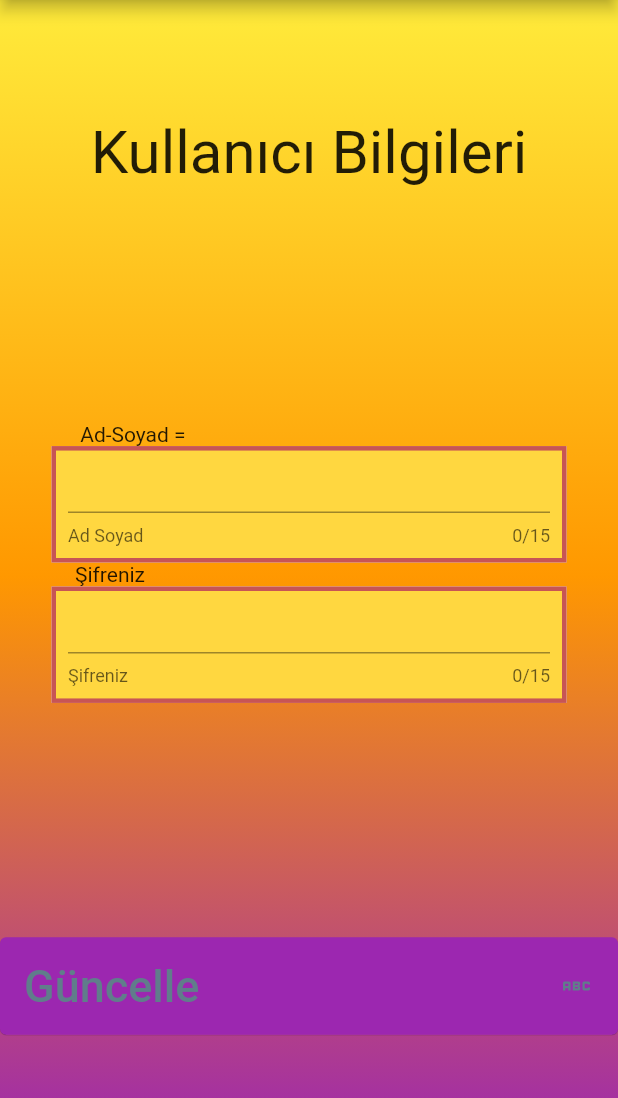
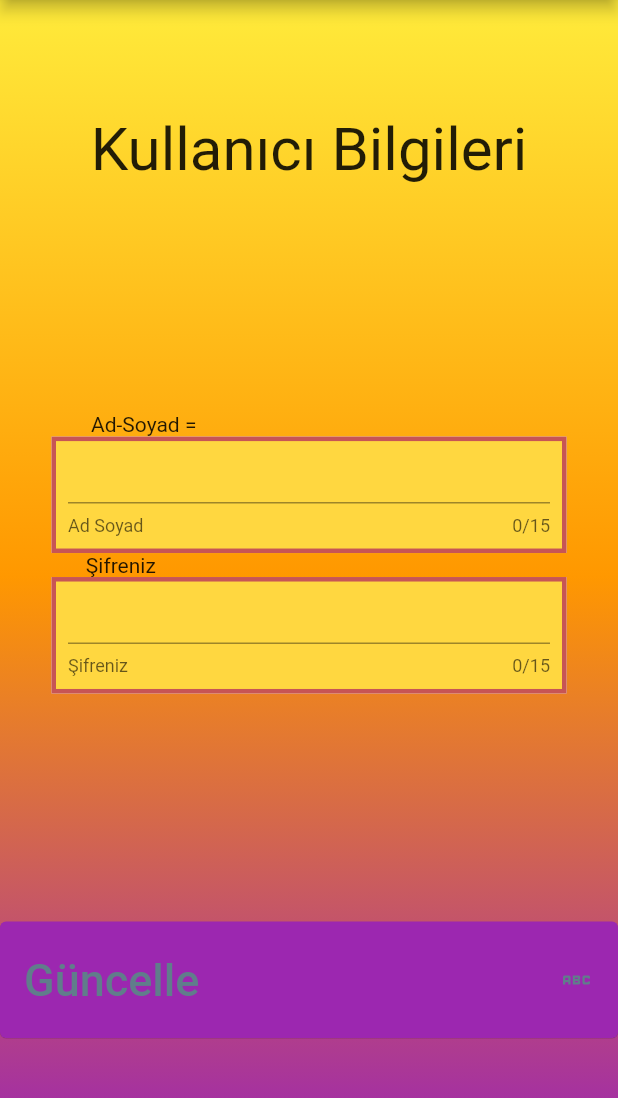
Before and after one commit to EskiDostum/3301456_203301078, a Flutter app: the Settings screen opened directly, after a tap on "Kişisel Bilgileri Güncelle", on a phone screen of 412 x 824 dp, the part 84-1182 px from its top. Run offline on Flutter 3.47's test engine with Material 2 defaults, Android fonts, the light colour scheme and no system bars; our stand-ins replace flutter_screenutil, get.

Commit message:
02.04.2022 14.19

```diff
--- a/lib/main.dart
+++ b/lib/main.dart
@@ -14,10 +14,9 @@
   runApp(MyApp());
 }
 
-// kodu çaldım
+// kodu çaldım hızlı başlangıç rehberi olarak kullanılması gerektiği yazıyor
 class MyApp extends StatelessWidget {
   const MyApp({Key? key}) : super(key: key);
-  //sdafasdf
 
   @override
   Widget build(BuildContext context) {
--- a/lib/pages/homepage.dart
+++ b/lib/pages/homepage.dart
@@ -1,4 +1,5 @@
 import 'package:flutter/material.dart';
+import 'package:flutter_screenutil/flutter_screenutil.dart';
 import 'package:get/get.dart';
 import 'package:mobilprogramlamaodev/widgets/constants.dart';
 import 'package:mobilprogramlamaodev/routes/apppages.dart';
@@ -63,8 +64,8 @@
                   mainAxisAlignment: MainAxisAlignment.end,
                   children: [
                     Container(
-                      width: 200,
-                      height: 100,
+                      width: 200.w,
+                      height: 100.h,
                       decoration: BoxDecoration(
                           color: Colors.white,
                           border:
--- a/lib/pages/person_update.dart
+++ b/lib/pages/person_update.dart
@@ -2,8 +2,8 @@
 import 'package:flutter/material.dart';
 import 'package:flutter_screenutil/flutter_screenutil.dart';
 import 'package:get/get.dart';
+import 'package:mobilprogramlamaodev/widgets/alertdialog.dart';
 import 'package:mobilprogramlamaodev/widgets/constants.dart';
-import 'package:mobilprogramlamaodev/models/insaninfo.dart';
 import 'package:mobilprogramlamaodev/pages/kayitol.dart';
 import 'package:mobilprogramlamaodev/routes/apppages.dart';
 import 'package:mobilprogramlamaodev/widgets/textformfieldbuild.dart';
@@ -11,7 +11,7 @@
 import '../widgets/drawerbuild.dart';
 
 class PersonUpdate extends StatefulWidget {
-  PersonUpdate({Key? key}) : super(key: key);
+  const PersonUpdate({Key? key}) : super(key: key);
   static TextEditingController nametext = TextEditingController();
   static TextEditingController passwordtext = TextEditingController();
   static String name = "";
@@ -45,9 +45,9 @@
                 Row(
                   children: [
                     Container(
-                      width: 50,
+                      width: 50.w,
                     ),
-                    Text(" Ad-Soyad = ${PersonUpdate.name} ")
+                    Text(" Ad-Soyad = ${KayitOlPage.nametext.text} ")
                   ],
                 ),
                 // textformfiedl kısmı gelecek
@@ -60,7 +60,7 @@
                 Row(
                   children: [
                     Container(
-                      width: 50,
+                      width: 50.w,
                     ),
                     const Text("Şifreniz")
                   ],
@@ -89,6 +89,7 @@
                   setState(() {
                     PersonUpdate.name = KayitOlPage.nametext.text.toString();
                     KayitOlPage.nametext.text = "";
+
                     Future.delayed(const Duration(seconds: 3), () {
                       Get.toNamed(Routes.HOME);
                     });
@@ -100,18 +101,3 @@
     );
   }
 }
-
-Widget alertDialoga() {
-  return AlertDialog(
-    title: Text("İşleminiz Gerçekleşmiştir"),
-    content: SizedBox(
-      height: 45.h,
-      child: Column(
-        children: [
-          Text("İsminiz ${PersonUpdate.name}"),
-          Text("Şifreniz : ${KayitOlPage.passwordtext.text}")
-        ],
-      ),
-    ),
-  );
-}
--- a/lib/pages/settings.dart
+++ b/lib/pages/settings.dart
@@ -22,7 +22,7 @@
           butonbuild(
               text: "Kişisel Bilgileri Güncelle",
               onPressed: () {
-                Get.to(PersonUpdate());
+                Get.to(const PersonUpdate());
               }),
           butonbuild(
               text: "Kart Bilgileri",
--- a/lib/widgets/butonbuild1.dart
+++ b/lib/widgets/butonbuild1.dart
@@ -1,4 +1,5 @@
 import 'package:flutter/material.dart';
+import 'package:flutter_screenutil/flutter_screenutil.dart';
 
 // DETAYLI BUTON TASARIMI
 // bu widget insanların bilgilerinde kullanılacak
@@ -16,7 +17,7 @@
       style: ElevatedButton.styleFrom(
           primary: buttonColor,
           elevation: valuelevation,
-          minimumSize: const Size(0, 65),
+          minimumSize: Size(0.w, 65.h),
           onPrimary: Colors.blueGrey),
       child: Row(
         children: [
--- a/lib/widgets/butonbuild2.dart
+++ b/lib/widgets/butonbuild2.dart
@@ -1,4 +1,5 @@
 import 'package:flutter/material.dart';
+import 'package:flutter_screenutil/flutter_screenutil.dart';
 
 // SADE BUTON TASARIMI
 // biraz daha sade buton tasarımı
@@ -14,8 +15,8 @@
     style: ElevatedButton.styleFrom(
         primary: const Color(0xFFFFAB40),
         elevation: 0,
-        maximumSize: const Size(250, 60),
-        minimumSize: const Size(0, 45),
+        maximumSize: Size(250.w, 60.h),
+        minimumSize: Size(0.w, 45.h),
         onPrimary: Colors.blueGrey),
     onPressed: () {
       onPressed();
--- a/lib/widgets/drawerbuild.dart
+++ b/lib/widgets/drawerbuild.dart
@@ -1,4 +1,5 @@
 import 'package:flutter/material.dart';
+import 'package:flutter_screenutil/flutter_screenutil.dart';
 import 'package:mobilprogramlamaodev/routes/apppages.dart';
 import 'butonbuild2.dart';
 import 'package:get/get.dart';
@@ -11,16 +12,16 @@
 // Drawer
     return SizedBox(
       // normalde container hata olursa dönüştür
-      width: 255,
-      height: 1000,
+      width: 255.w,
+      height: 1000.h,
       child: Drawer(
         backgroundColor: Colors.brown, // drawer renk ayarı
         child: Column(children: [
           // appbar tarzında yaptığım bir container
           Container(
             // üst başlık ayarları
-            height: 150,
-            width: 500,
+            height: 150.h,
+            width: 500.w,
 
             decoration: const BoxDecoration(
               gradient: LinearGradient(colors: [
--- a/lib/widgets/home_scrollvie_widget.dart
+++ b/lib/widgets/home_scrollvie_widget.dart
@@ -30,7 +30,7 @@
               height: 150.h,
               decoration: BoxDecoration(
                 image: DecorationImage(image: liste[index], fit: BoxFit.cover),
-                border: Border.all(width: 1, color: Colors.black),
+                border: Border.all(width: 1.w, color: Colors.black),
               ),
               child: InkWell(
                 onTap: () {
```
Also changed, not shown: lib/pages/kayitol.dart (+8 -2 lines), lib/pages/signinpage.dart (+6 -5 lines).
